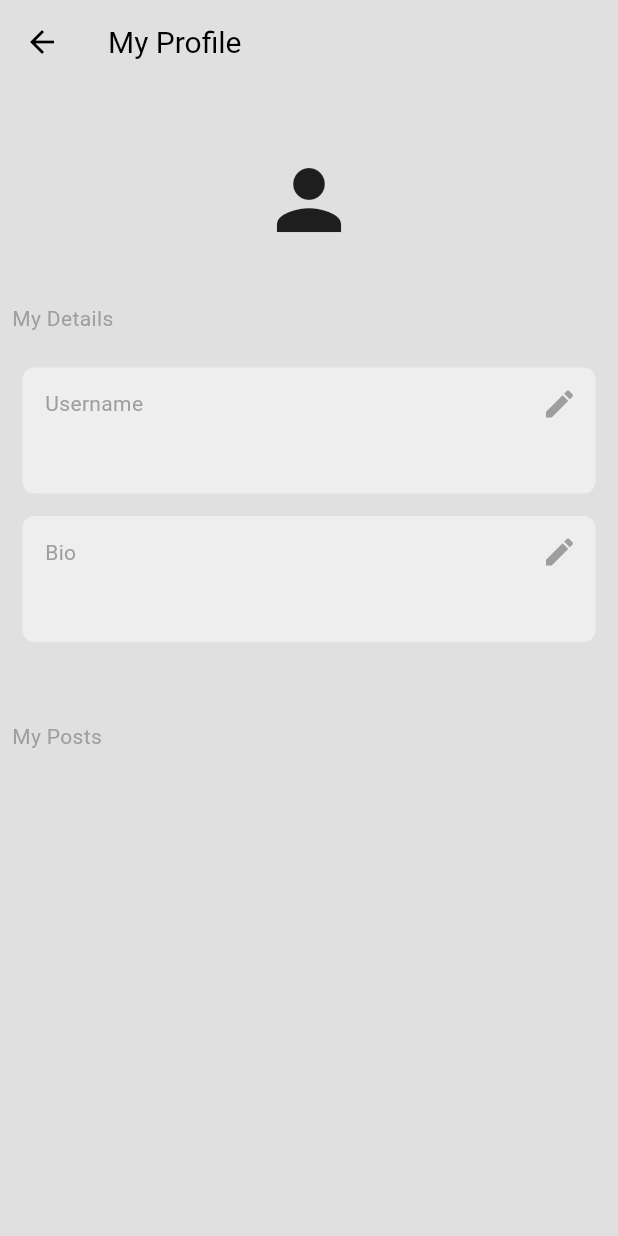
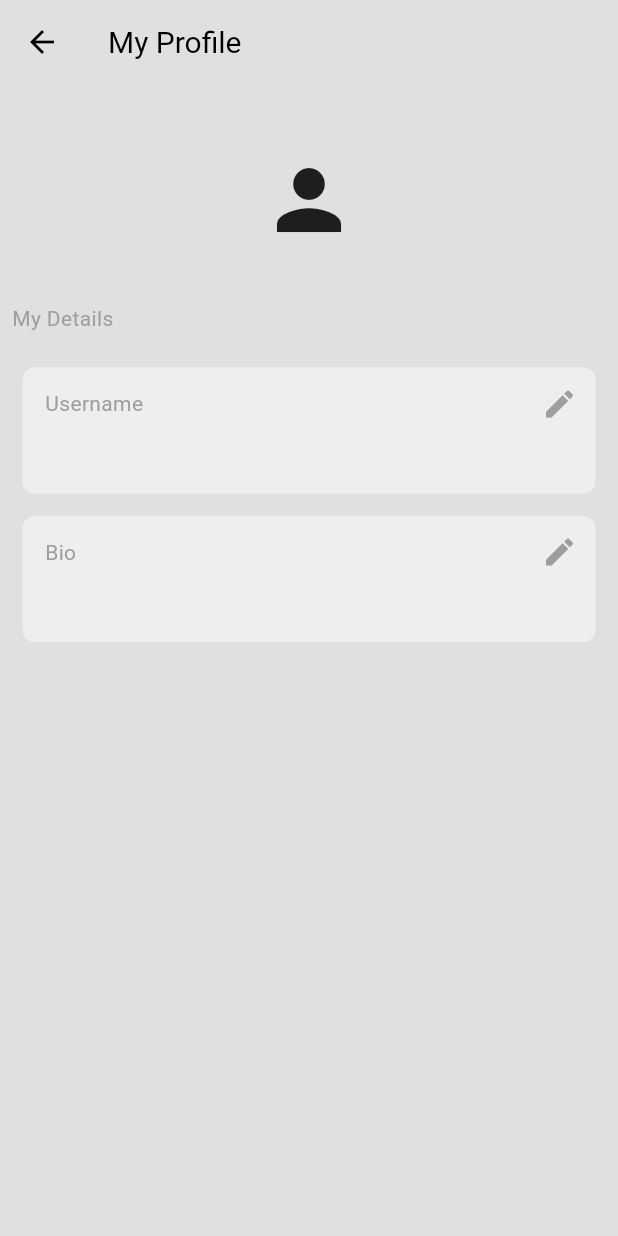
Before and after one commit to dwijvas/finalprojexct, a Flutter app: the ProfileScreen screen opened directly, on a phone screen of 412 x 824 dp. Run offline on Flutter 3.47's test engine with Material 3 defaults, Android fonts, the phone set to English and light mode, and no system bars; our stand-ins replace cloud_firestore, firebase_auth, firebase_core; accounts and stored records are empty.

Commit message:
Update ProfileScreen.dart

```diff
--- a/lib/screens/ProfileScreen.dart
+++ b/lib/screens/ProfileScreen.dart
@@ -114,7 +114,7 @@ class _ProfileScreenState extends State<ProfileScreen> {
               Padding(
                 padding: const EdgeInsets.all(8.0),
                 child: Text(
-                  "My Posts",
+                  "",
                   style: TextStyle(color: Colors.grey[500]),
                 ),
               ),
```
